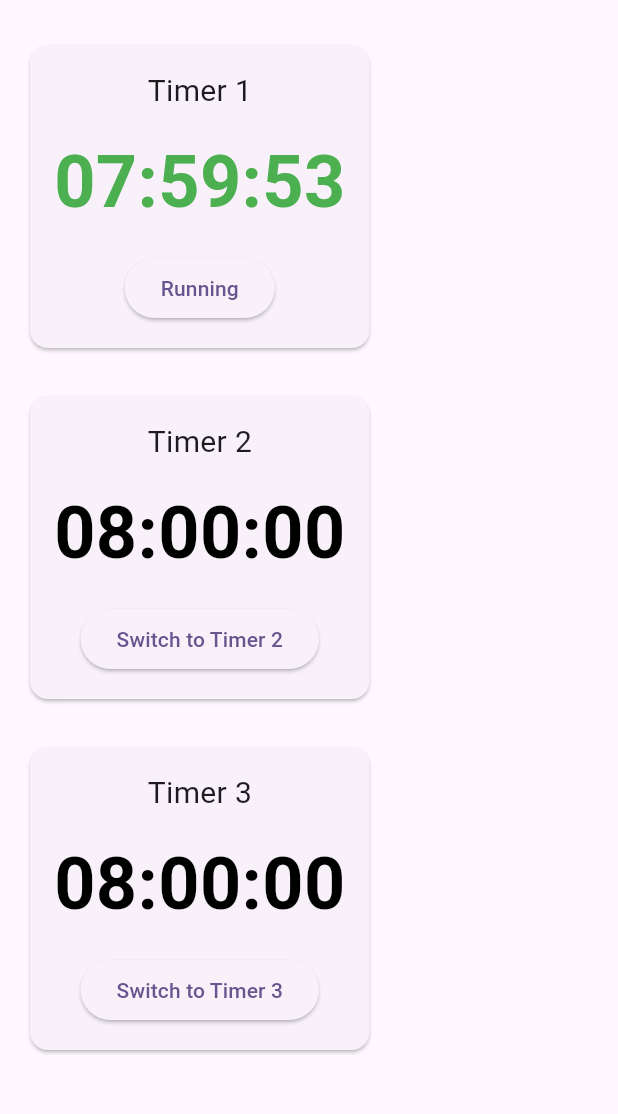
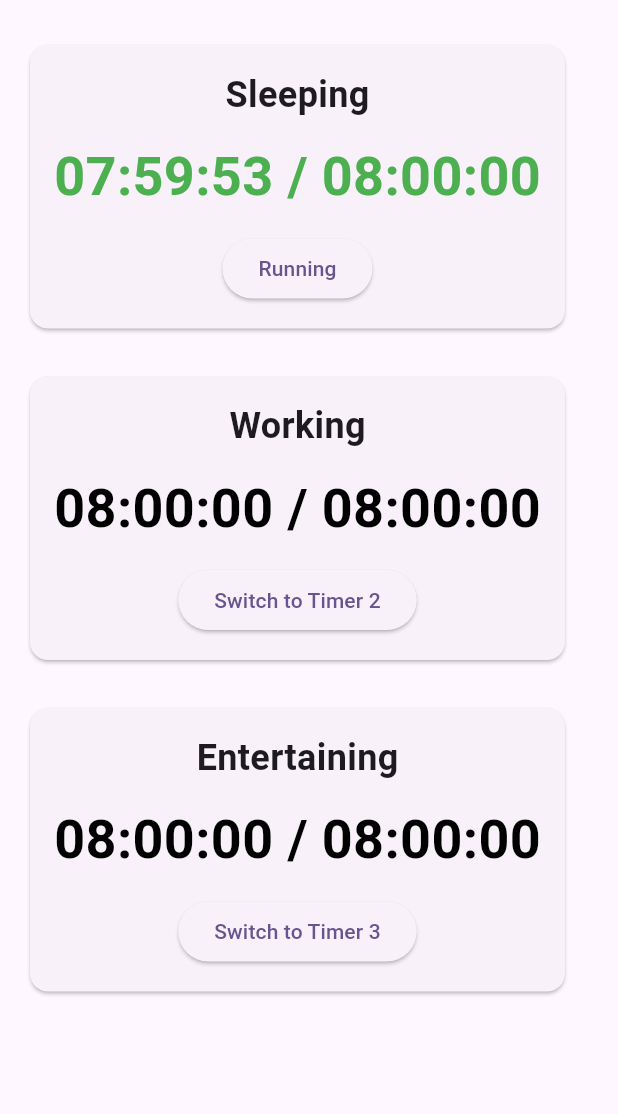
Before and after one commit to Weakstupidchatbox/everyday_8_8_8, a Flutter app: the screen it shows after launch, on a phone screen of 412 x 824 dp, the part 63-1177 px from its top. Run offline on Flutter 3.47's test engine with Material 3 defaults, Android fonts, the phone set to English and light mode, and no system bars.

Commit message:
Add name to timers

```diff
--- a/lib/timer_controller.dart
+++ b/lib/timer_controller.dart
@@ -4,17 +4,27 @@ import 'package:flutter/material.dart';
 
 class TimerController extends ChangeNotifier {
   static const int initialTime = 8 * 60 * 60;
+  final List<String> timerNames = [
+  'Sleeping',
+  'Working',
+  'Entertaining',
+  ];
 
-  final List<int> remainingSeconds = List.filled(
-    3,
-    initialTime,
-  );
+  final List<int> targetSeconds = [
+  8 * 60 * 60,
+  8 * 60 * 60,
+  8 * 60 * 60,
+  ];
+
+  late final List<int> remainingSeconds;
 
   int activeTimer = 0;
 
   Timer? _ticker;
 
   TimerController() {
+    remainingSeconds = List.from(targetSeconds);
+
     startTicker();
   }
 
--- a/lib/timer_page.dart
+++ b/lib/timer_page.dart
@@ -45,8 +45,14 @@ class _TimerPageState extends State<TimerPage> {
                   return TimerWidget(
                     index: index,
 
+                    timerName: controller.timerNames[index],
+
                     timeText: controller.formatTime(
                       controller.remainingSeconds[index],
+                    ),
+
+                    targetText: controller.formatTime(
+                      controller.targetSeconds[index],
                     ),
 
                     isActive:
--- a/lib/timer_widget.dart
+++ b/lib/timer_widget.dart
@@ -2,14 +2,18 @@ import 'package:flutter/material.dart';
 
 class TimerWidget extends StatelessWidget {
   final int index;
+  final String timerName;
   final String timeText;
+  final String targetText;
   final bool isActive;
   final VoidCallback onPressed;
 
   const TimerWidget({
     super.key,
     required this.index,
+    required this.timerName,
     required this.timeText,
+    required this.targetText,
     required this.isActive,
     required this.onPressed,
   });
@@ -27,18 +31,19 @@ class TimerWidget extends StatelessWidget {
           child: Column(
             children: [
               Text(
-                'Timer ${index + 1}',
+                timerName,
                 style: const TextStyle(
-                  fontSize: 20,
+                  fontSize: 24,
+                  fontWeight: FontWeight.bold,
                 ),
               ),
 
               const SizedBox(height: 12),
 
               Text(
-                timeText,
+                '$timeText / $targetText',
                 style: TextStyle(
-                  fontSize: 48,
+                  fontSize: 36,
                   fontWeight: FontWeight.bold,
                   color: isActive
                       ? Colors.green
```
